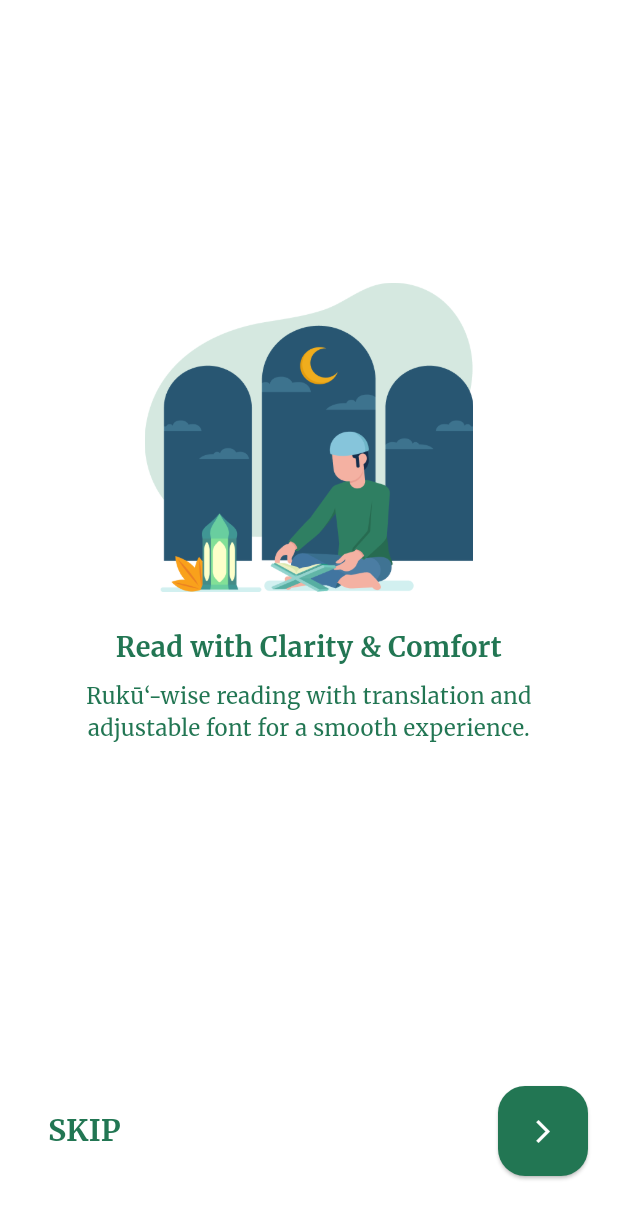
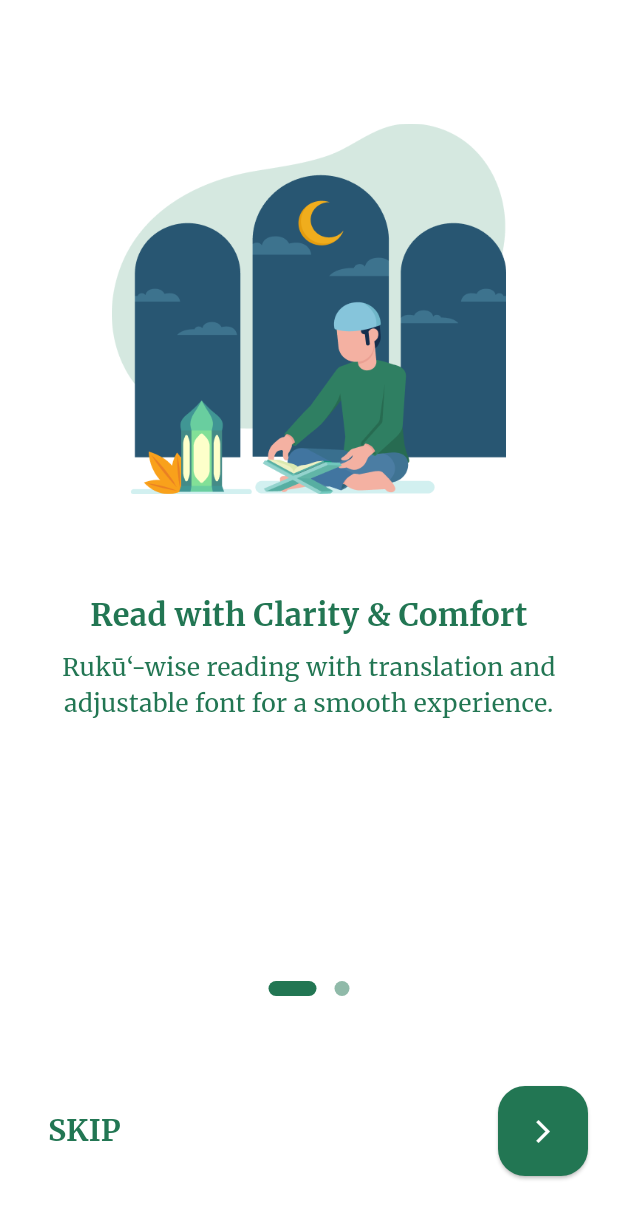
Before and after one commit to amarhumayunx/Surah-Yaseen, a Flutter app: the screen it shows after launch, on a phone screen of 412 x 824 dp. Shown: the top 1219 px of the screen. Run offline on Flutter 3.47's test engine with Material 3 defaults, Android fonts, the phone set to English and light mode, and no system bars; our stand-ins replace flutter_local_notifications, flutter_svg, flutter_tts, get, get_storage, google_fonts and 7 more; missing offline and left inert: arabic_font; accounts and stored records are empty; project files that could hold a hidden picture were left out.

Commit message:
Update onboarding screen and add poster assets

```diff
--- a/lib/menu/navigation_menu.dart
+++ b/lib/menu/navigation_menu.dart
@@ -27,6 +27,15 @@ class _NavigationMenuState extends State<NavigationMenu> {
   @override
   void initState() {
     super.initState();
+    // Set system UI to edge-to-edge mode with transparent status bar
+    SystemChrome.setEnabledSystemUIMode(SystemUiMode.edgeToEdge);
+    SystemChrome.setSystemUIOverlayStyle(
+      const SystemUiOverlayStyle(
+        statusBarColor: Colors.transparent,
+        statusBarIconBrightness: Brightness.light,
+        statusBarBrightness: Brightness.dark,
+      ),
+    );
   }
 
   @override
@@ -73,8 +82,7 @@ class _NavigationMenuState extends State<NavigationMenu> {
     final mediaQuery = MediaQuery.of(context);
     final safeAreaBottom = mediaQuery.padding.bottom;
 
-    return SafeArea(
-      child: WillPopScope(
+    return WillPopScope(
       onWillPop: () async {
         final navigationController = Get.find<NavigationController>();
 
@@ -113,10 +121,7 @@ class _NavigationMenuState extends State<NavigationMenu> {
                     begin: const Offset(0.1, 0.0),
                     end: Offset.zero,
                   ).animate(
-                      CurvedAnimation(
-                        parent: animation,
-                        curve: Curves.easeInOut,
-                      ),
+                    CurvedAnimation(parent: animation, curve: Curves.easeInOut),
                   ),
                   child: child,
                 ),
@@ -135,7 +140,6 @@ class _NavigationMenuState extends State<NavigationMenu> {
         backgroundColor: AppColors.lightColorSec,
         bottomNavigationBar: Obx(
           () => _buildBottomNavigation(navigationController, safeAreaBottom),
-          ),
         ),
       ),
     );
--- a/lib/screens/OnBoardingScreen.dart
+++ b/lib/screens/OnBoardingScreen.dart
@@ -13,7 +13,6 @@ class Onboardingscreen extends StatelessWidget {
   @override
   Widget build(BuildContext context) {
     final onboardingController = Get.put(OnboardingController());
-    final screenHeight = MediaQuery.of(context).size.height;
 
     return Scaffold(
       backgroundColor: AppColors.SecondaryColor,
@@ -38,6 +37,28 @@ class Onboardingscreen extends StatelessWidget {
               ),
             ),
 
+            // Page Indicator
+            Obx(() => Container(
+              padding: const EdgeInsets.symmetric(vertical: 20),
+              child: Row(
+                mainAxisAlignment: MainAxisAlignment.center,
+                children: List.generate(
+                  onboardingData.length,
+                  (index) => Container(
+                    margin: const EdgeInsets.symmetric(horizontal: 6),
+                    width: onboardingController.currentPage.value == index ? 32 : 10,
+                    height: 10,
+                    decoration: BoxDecoration(
+                      borderRadius: BorderRadius.circular(5), // Fully rounded pill shape
+                      color: onboardingController.currentPage.value == index
+                          ? AppColors.HeadingColor // Dark forest green for active
+                          : AppColors.OnbaordingScreenDotColor, // Light muted green for inactive
+                    ),
+                  ),
+                ),
+              ),
+            )),
+
             // Bottom buttons
             OnboardingBottomButtons(totalPages: onboardingData.length),
           ],
--- a/lib/widgets/OnBoardingScreen/onBoarding_page.dart
+++ b/lib/widgets/OnBoardingScreen/onBoarding_page.dart
@@ -24,50 +24,32 @@ class OnboardingPage extends StatelessWidget {
     return Padding(
       padding: EdgeInsets.symmetric(
         horizontal: width * 0.08,
-        vertical: height * 0.05,
+        vertical: height * 0.1,
       ),
       child: Column(
-        mainAxisAlignment: MainAxisAlignment.center,
-        mainAxisSize: MainAxisSize.min,
+        mainAxisAlignment: MainAxisAlignment.start,
         children: [
-          Flexible(
-            flex: 3,
-            child: Image.asset(
-              image,
-              height: height * 0.25,
-              fit: BoxFit.contain,
-            ),
-          ),
-          SizedBox(height: height * 0.03),
-          Flexible(
-            flex: 1,
-            child: Text(
+          Image.asset(image, height: height * 0.3),
+          SizedBox(height: height * 0.08),
+          Text(
             title,
             style: TextStyle(
-                fontSize: height * 0.022,
+              fontSize: height * 0.025,
               fontWeight: FontWeight.bold,
               fontFamily: GoogleFonts.merriweather().fontFamily,
               color: AppColors.darkgreenColor,
             ),
             textAlign: TextAlign.center,
-              maxLines: 2,
-              overflow: TextOverflow.ellipsis,
-            ),
           ),
           SizedBox(height: height * 0.01),
-          Flexible(
-            flex: 1,
-            child: Text(
+          Text(
             desc,
             style: TextStyle(
-                fontSize: height * 0.018,
+              fontSize: height * 0.02,
               fontFamily: GoogleFonts.merriweather().fontFamily,
               color: AppColors.darkgreenColor,
             ),
             textAlign: TextAlign.center,
-              maxLines: 3,
-              overflow: TextOverflow.ellipsis,
-            ),
           ),
         ],
       ),
```
Also changed, not shown: assets/images/poster/surah_yaseen_poster.png (added). Lines whose indentation alone changed are shown as unchanged.
